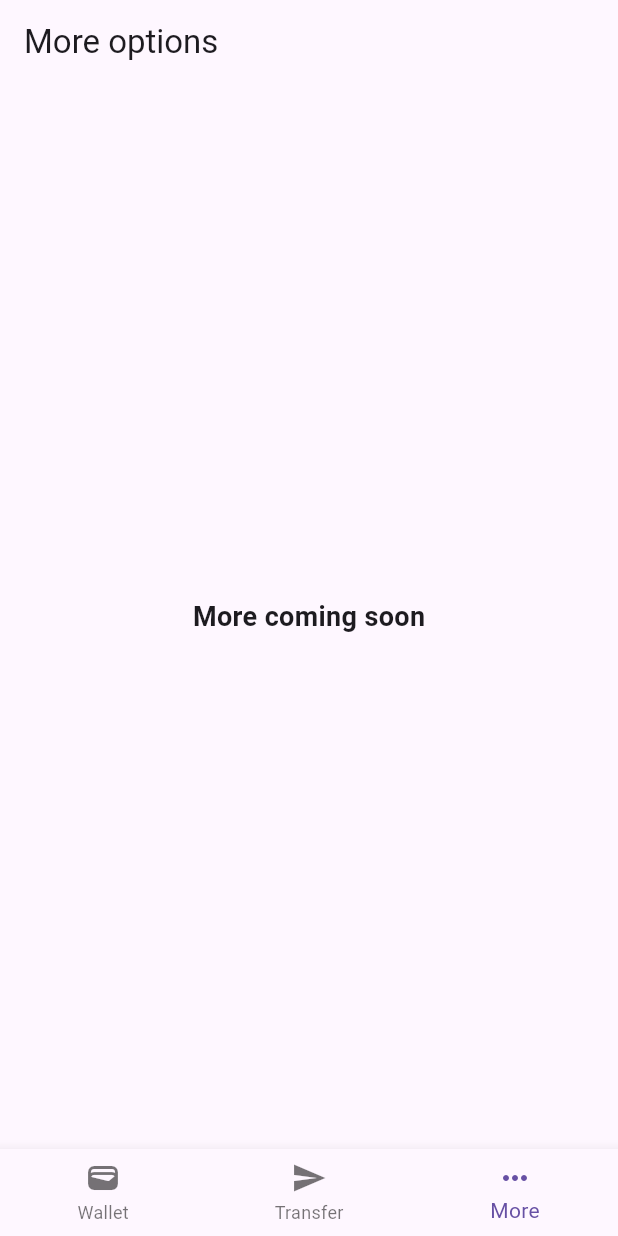
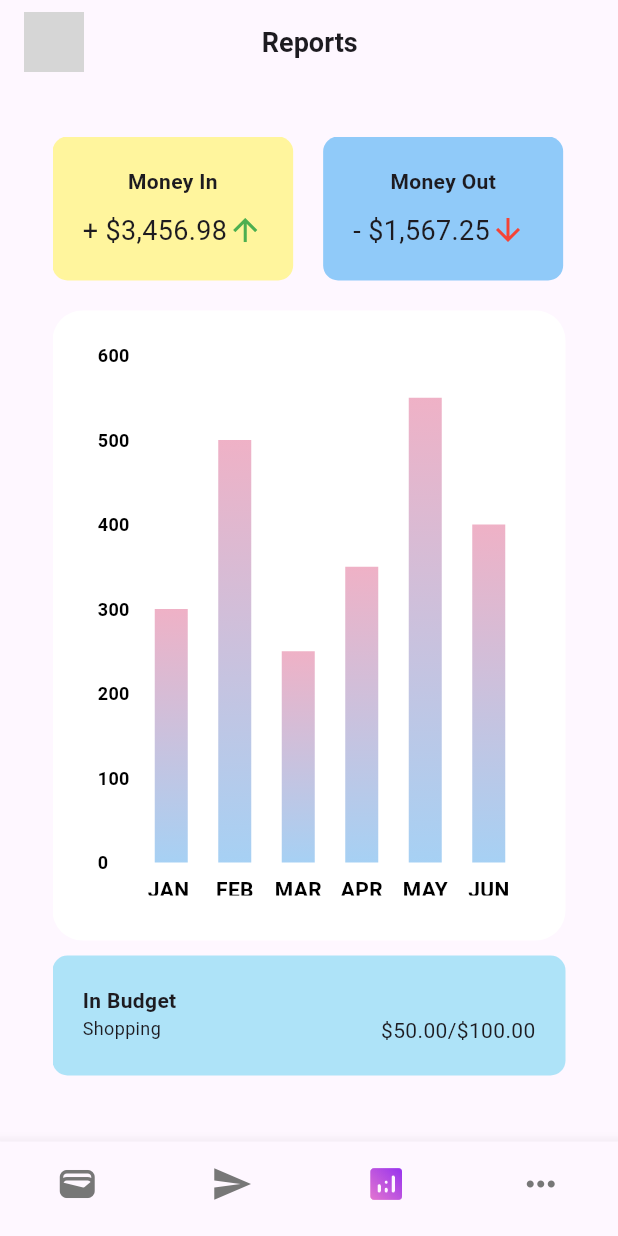
Before and after one commit to AbdelrhmanAhmed200/assignment, a Flutter app: the screen it shows after launch, item 3 of the bottom bar chosen, on a phone screen of 412 x 824 dp. Run offline on Flutter 3.47's test engine with Material 3 defaults, Android fonts, the phone set to English and light mode, and no system bars; drawn by our look-alikes of fl_chart; network calls fail; grey boxes are pictures that could not be loaded.

Commit message:
Adding Reports page and UI update

```diff
--- a/lib/Home_page.dart
+++ b/lib/Home_page.dart
@@ -39,14 +39,13 @@ class HomePage extends StatelessWidget {
                 ),
               ],
             ),
-
             Column(
               crossAxisAlignment: CrossAxisAlignment.start,
               children: [
-                  const SizedBox(height: 20 , width: 50,),
+                const SizedBox(height: 20, width: 50),
                 Container(
-                    width: MediaQuery.of(context).size.width * 0.8 ,
-                    height: MediaQuery.of(context).size.height * 0.15 ,
+                  width: MediaQuery.of(context).size.width * 0.8,
+                  height: MediaQuery.of(context).size.height * 0.15,
                   padding: const EdgeInsets.all(8),
                   decoration: const BoxDecoration(
                     color: Colors.white,
@@ -55,11 +54,10 @@ class HomePage extends StatelessWidget {
                       topRight: Radius.circular(20),
                     ),
                   ),
-                    child:
-                      const Column(
+                  child: const Column(
                     crossAxisAlignment: CrossAxisAlignment.start,
                     children: [
-                          SizedBox(height: 10,),
+                      SizedBox(height: 10),
                       Text(
                         " Current Balance",
                         style: TextStyle(
@@ -78,16 +76,18 @@ class HomePage extends StatelessWidget {
                       ),
                     ],
                   ),
-
                 ),
-                  const SizedBox(height: 1,),
+                const SizedBox(height: 1),
                 Container(
-                    width: MediaQuery.of(context).size.width * 0.8 ,
-                    height: MediaQuery.of(context).size.width * 0.2 ,
+                  width: MediaQuery.of(context).size.width * 0.8,
+                  height: MediaQuery.of(context).size.width * 0.2,
                   padding: const EdgeInsets.all(8),
                   decoration: const BoxDecoration(
                     gradient: LinearGradient(
-                        colors: [Color.fromARGB(255, 98, 47, 238), Color.fromARGB(255, 238, 156, 241)],
+                      colors: [
+                        Color.fromARGB(255, 98, 47, 238),
+                        Color.fromARGB(255, 238, 156, 241)
+                      ],
                       begin: Alignment.topLeft,
                       end: Alignment.bottomRight,
                     ),
@@ -99,13 +99,13 @@ class HomePage extends StatelessWidget {
                   child: const Column(
                     crossAxisAlignment: CrossAxisAlignment.start,
                     children: [
-                        SizedBox(height: 10,),
+                      SizedBox(height: 10),
                       Text(
                         ' 3452 1235 7894 1678',
                         style: TextStyle(
                           color: Colors.white,
                           fontSize: 18,
-                            fontWeight: FontWeight.bold
+                          fontWeight: FontWeight.bold,
                         ),
                       ),
                       SizedBox(height: 5),
@@ -114,7 +114,7 @@ class HomePage extends StatelessWidget {
                         style: TextStyle(
                           color: Colors.white,
                           fontSize: 14,
-                            fontWeight: FontWeight.bold
+                          fontWeight: FontWeight.bold,
                         ),
                       ),
                     ],
@@ -122,7 +122,6 @@ class HomePage extends StatelessWidget {
                 ),
               ],
             ),
-
             const SizedBox(height: 15),
             Row(
               crossAxisAlignment: CrossAxisAlignment.start,
@@ -145,7 +144,9 @@ class HomePage extends StatelessWidget {
                       ),
                     );
                   },
-                  child: const Text(
+                  child: Row(
+                    children: const [
+                      Text(
                         'More',
                         style: TextStyle(
                           fontSize: 14,
@@ -153,6 +154,9 @@ class HomePage extends StatelessWidget {
                           fontWeight: FontWeight.bold,
                           decoration: TextDecoration.underline,
                         ),
+                      ),
+                      Icon(Icons.arrow_right), // The arrow icon
+                    ],
                   ),
                 ),
               ],
--- /dev/null
+++ b/lib/MonthlySpendingChart.dart
@@ -0,0 +1,131 @@
+import 'package:fl_chart/fl_chart.dart';
+import 'package:flutter/material.dart';
+
+class MonthlySpendingChart extends StatelessWidget {
+  const MonthlySpendingChart({super.key});
+
+  @override
+  Widget build(BuildContext context) {
+    return BarChart(
+
+      BarChartData(
+        alignment: BarChartAlignment.spaceAround,
+        maxY: 600,
+        barTouchData: BarTouchData(enabled: false),
+        titlesData: FlTitlesData(
+          show: true,
+          bottomTitles: AxisTitles(
+            sideTitles: SideTitles(
+              showTitles: true,
+              getTitlesWidget: (double value, TitleMeta meta) {
+                const style = TextStyle(
+                  color: Colors.black,
+                  fontWeight: FontWeight.bold,
+                  fontSize: 14,
+                );
+                Widget text;
+                switch (value.toInt()) {
+                  case 0:
+                    text = const Text('JAN ', style: style);
+                    const SizedBox(height: 7,);
+                    break;
+                  case 1:
+                    text = const Text('FEB', style: style);
+                    const SizedBox(height: 7,);
+                    break;
+                  case 2:
+                    text = const Text('MAR', style: style);
+                    const SizedBox(height: 7,);
+                    break;
+                  case 3:
+                    text = const Text('APR', style: style);
+                    const SizedBox(height: 7,);
+                    break;
+                  case 4:
+                    text = const Text('MAY', style: style);
+                    const SizedBox(height: 7,);
+                    break;
+                  case 5:
+                    text = const Text('JUN', style: style);
+                    const SizedBox(height: 7,);
+                    break;
+                  default:
+                    text = const Text('');
+                    break;
+                }
+
+                return SideTitleWidget(
+                  axisSide: meta.axisSide,
+                  space: 8.0, // Provide some space between the titles and the bars
+                  child: text,
+                );
+              },
+            ),
+          ),
+          leftTitles: AxisTitles(
+            sideTitles: SideTitles(
+              showTitles: true, // Show the labels on the left side
+              getTitlesWidget: (double value, TitleMeta meta) {
+                const style = TextStyle(
+                  color: Colors.black,
+                  fontWeight: FontWeight.bold,
+                  fontSize: 12,
+                );
+                return Text('${value.toInt()}', style: style);
+              },
+              interval: 100,
+              reservedSize: 28,
+            ),
+          ),
+          topTitles: const AxisTitles(
+            sideTitles: SideTitles(
+              showTitles: false, // Hide the top axis labels
+            ),
+          ),
+          rightTitles: const AxisTitles(
+            sideTitles: SideTitles(
+              showTitles: false, // Hide the labels on the right side
+            ),
+          ),
+        ),
+        borderData: FlBorderData(
+          show: false,
+        ),
+        barGroups: _buildBarGroups(),
+        gridData: const FlGridData(show: false),
+      ),
+    );
+  }
+
+  List<BarChartGroupData> _buildBarGroups() {
+    return [
+      _buildBarGroup(0, 300),
+      _buildBarGroup(1, 500),
+      _buildBarGroup(2, 250),
+      _buildBarGroup(3, 350),
+      _buildBarGroup(4, 550),
+      _buildBarGroup(5, 400),
+    ];
+  }
+
+  BarChartGroupData _buildBarGroup(int x, double y) {
+    return BarChartGroupData(
+      x: x,
+      barRods: [
+        BarChartRodData(
+          toY: y,
+          width: 22,
+          borderRadius: BorderRadius.circular(0),
+          gradient: LinearGradient(
+            begin: Alignment.bottomCenter,
+            end: Alignment.topCenter,
+            colors: [
+              const Color.fromARGB(255, 144, 197, 241).withOpacity(0.8),
+              const Color.fromARGB(255, 235, 158, 184).withOpacity(0.8),
+            ],
+          ),
+        ),
+      ],
+    );
+  }
+}
--- a/lib/More_page.dart
+++ b/lib/More_page.dart
@@ -1,6 +1,8 @@
 import 'package:flutter/material.dart';
 
 class MorePage extends StatelessWidget {
+  const MorePage({super.key});
+
   @override
   Widget build(Object context) {
 
--- /dev/null
+++ b/lib/Reports_item.dart
@@ -0,0 +1,67 @@
+import 'package:flutter/material.dart';
+
+
+
+class ReportsItem extends StatelessWidget {
+  const ReportsItem({super.key});
+
+
+  @override
+  Widget build(BuildContext context) {
+  return Row(
+
+      children: [
+        Container(
+
+          padding: const EdgeInsets.all(20.0),
+          decoration: BoxDecoration(
+
+            color: Colors.yellow.shade200,
+            borderRadius: BorderRadius.circular(10.0),
+          ),
+          child: const Column(
+
+            children: [
+
+              Text('Money In', style: TextStyle(fontWeight: FontWeight.bold)),
+              SizedBox(height: 10,),
+
+
+               Row(
+                crossAxisAlignment: CrossAxisAlignment.start,
+                children: [
+              Text('+ \$3,456.98', style: TextStyle(fontSize: 18.0)),
+              Icon(Icons.arrow_upward, color: Colors.green),
+                ]
+              )
+            ],
+          ),
+        ),
+        const SizedBox(width: 20,),
+        Container(
+
+          width: 160,
+          padding: const EdgeInsets.all(20.0),
+          decoration: BoxDecoration(
+            color: Colors.blue.shade200,
+            borderRadius: BorderRadius.circular(10.0),
+          ),
+          child: const Column(
+
+            children: [
+              Text('Money Out', style: TextStyle(fontWeight: FontWeight.bold)),
+              SizedBox(height: 10,),
+               Row(
+                crossAxisAlignment: CrossAxisAlignment.start,
+                children: [
+              Text('- \$1,567.25', style: TextStyle(fontSize: 18.0)),
+              Icon(Icons.arrow_downward, color: Colors.red),
+                ]
+               )
+            ],
+          ),
+        ),
+      ],
+    );
+  }
+}
--- /dev/null
+++ b/lib/Reports_item2.dart
@@ -0,0 +1,68 @@
+import 'package:flutter/material.dart';
+
+
+
+class ReportsItem2 extends StatelessWidget {
+  const ReportsItem2({super.key});
+
+
+  @override
+  Widget build(BuildContext context) {
+  return Column(
+
+
+
+
+        mainAxisAlignment: MainAxisAlignment.spaceBetween,
+      children: [
+        Container(
+
+          padding: const EdgeInsets.all(20.0),
+          decoration: BoxDecoration(
+
+            color: const Color.fromARGB(255, 174, 227, 248),
+            borderRadius: BorderRadius.circular(10.0),
+          ),
+          child: const Column(
+            crossAxisAlignment: CrossAxisAlignment.start,
+            children: [
+              Text('In Budget', style: TextStyle(fontWeight: FontWeight.bold)),
+               Row(
+                crossAxisAlignment: CrossAxisAlignment.start,
+                children: [
+              Text('Shopping', style: TextStyle(fontSize:12.0 )),
+              Spacer(),
+              Text("\$50.00/\$100.00")
+
+                ]
+              )
+            ],
+          ),
+        ),
+        const SizedBox(height: 10,),
+        Container(
+          padding: const EdgeInsets.all(20.0),
+          decoration: BoxDecoration(
+            color: const Color.fromARGB(255, 248, 205, 242),
+            borderRadius: BorderRadius.circular(10.0),
+          ),
+          child: const Column(
+            crossAxisAlignment: CrossAxisAlignment.start,
+            children: [
+              Text('Out of Budget', style: TextStyle(fontWeight: FontWeight.bold)),
+               Row(
+                crossAxisAlignment: CrossAxisAlignment.start,
+                children: [
+              Text('Subscription', style: TextStyle(fontSize: 12.0)),
+              Spacer(),
+              Text("\$50.00/\$100.00")
+
+                ]
+               )
+            ],
+          ),
+        ),
+      ],
+    );
+  }
+}
--- /dev/null
+++ b/lib/Reports_page.dart
@@ -0,0 +1,79 @@
+import 'package:fl_chart/fl_chart.dart';
+import 'package:flutter/material.dart';
+import 'MonthlySpendingChart.dart';
+import 'Reports_item.dart';
+import 'Reports_item2.dart';
+
+
+
+class ReportsPage extends StatelessWidget {
+  const ReportsPage({super.key});
+
+  @override
+  Widget build(BuildContext context) {
+    return Scaffold(
+      appBar: AppBar(
+        title: const Row(
+          mainAxisAlignment: MainAxisAlignment.start,
+          children: [
+            CircleAvatar(
+              backgroundImage: NetworkImage(
+                'https://fbi.cults3d.com/uploaders/14684840/illustration-file/388d5e1a-7c44-4172-a0c9-0a34c088be8c/sova-avatar.jpg',
+              ),
+              radius: 20, // Adjust the radius as needed
+            ),
+             Spacer(),
+             // Space between image and text
+            Text(
+              "Reports",
+              style: TextStyle(fontSize: 18, fontWeight: FontWeight.bold),
+            ),
+             Spacer(),
+             SizedBox(width: 39,)
+          ],
+        ),
+      ),
+      body: Center(
+       child: Padding(
+        padding: const EdgeInsets.all(35.0),
+        child: SingleChildScrollView(
+
+        child: Column(
+          crossAxisAlignment: CrossAxisAlignment.start,
+          children: [
+
+                const ReportsItem(),
+                const SizedBox(height: 20,),
+
+
+             Container(
+              height: 420,
+              padding: const EdgeInsets.all(30.0),
+              decoration: BoxDecoration(
+                color: Colors.white,
+                borderRadius: BorderRadius.circular(20),
+                boxShadow: const [
+
+                ],
+              ),
+
+
+             child:  const MonthlySpendingChart()
+
+              ),
+              const SizedBox(height: 10,),
+              const ReportsItem2()
+
+
+          ]
+            ),
+        )
+        )
+        )
+        );
+
+
+
+
+      }
+      }
--- a/lib/main.dart
+++ b/lib/main.dart
@@ -1,7 +1,8 @@
 import 'package:flutter/material.dart';
 import 'Home_page.dart';
 import 'Transfer_page.dart';
-import 'More_page.dart'; // Ensure this is imported correctly
+import 'Reports_page.dart';
+import 'More_page.dart';
 
 void main() {
   runApp(const MyApp());
@@ -18,9 +19,10 @@ class _MyAppState extends State<MyApp> {
   int _selectedIndex = 0;
 
   final List<Widget> _pages = [
-    const HomePage(),       // Home Page
+    const HomePage(),
     const TransferPage(),
-    MorePage(),  // Transfer Page
+    const ReportsPage(),
+    const MorePage(),
   ];
 
   void _onItemTapped(int index) {
@@ -33,30 +35,66 @@ class _MyAppState extends State<MyApp> {
   Widget build(BuildContext context) {
     return MaterialApp(
       debugShowCheckedModeBanner: false,
+      theme: ThemeData(
+        bottomNavigationBarTheme: const BottomNavigationBarThemeData(
+          showSelectedLabels: false,
+          showUnselectedLabels: false,
+        ),
+      ),
       home: Scaffold(
-        body: SafeArea(
-          child: _pages[_selectedIndex],  // Show the selected page
-        ),
+        body: _pages[_selectedIndex],
         bottomNavigationBar: BottomNavigationBar(
           currentIndex: _selectedIndex,
           onTap: _onItemTapped,
-          items: const [
+          type: BottomNavigationBarType.fixed,
+          items: [
             BottomNavigationBarItem(
-              icon: Icon(Icons.wallet),
-              label: 'Wallet',
+              icon: _buildGradientIcon(Icons.wallet, _selectedIndex == 0),
+              label: '',
             ),
             BottomNavigationBarItem(
-              icon: Icon(Icons.send),
-              label: 'Transfer',
+              icon: _buildGradientIcon(Icons.send, _selectedIndex == 1),
+              label: '',
             ),
             BottomNavigationBarItem(
-              icon: Icon(Icons.more_horiz),
-              label: 'More',
+              icon: _buildGradientIcon(Icons.analytics_rounded, _selectedIndex == 2),
+              label: '',
             ),
-
+            BottomNavigationBarItem(
+              icon: _buildGradientIcon(Icons.more_horiz, _selectedIndex == 3),
+              label: '',
+            ),
           ],
         ),
       ),
     );
   }
+
+  Widget _buildGradientIcon(IconData icon, bool isSelected) {
+    if (isSelected) {
+      return ShaderMask(
+        shaderCallback: (Rect bounds) {
+          return const LinearGradient(
+            colors: [
+              Color.fromARGB(255, 138, 39, 244),
+              Color.fromARGB(255, 238, 127, 203),
+            ],
+            begin: Alignment.topRight,
+            end: Alignment.bottomLeft,
+          ).createShader(bounds);
+        },
+        child: Icon(
+          icon,
+          size: 28,
+          color: Colors.white, // The gradient color will override this
+        ),
+      );
+    } else {
+      return Icon(
+        icon,
+        size: 28,
+        color: const Color.fromARGB(255, 119, 119, 119), // Gray color for unselected icons
+      );
+    }
+  }
 }
--- a/pubspec.yaml
+++ b/pubspec.yaml
@@ -35,6 +35,7 @@ dependencies:
   # The following adds the Cupertino Icons font to your application.
   # Use with the CupertinoIcons class for iOS style icons.
   cupertino_icons: ^1.0.8
+  fl_chart: ^0.69.0
 
 dev_dependencies:
   flutter_test:
```
Also changed, not shown: pubspec.lock. Lines whose indentation alone changed are shown as unchanged.
